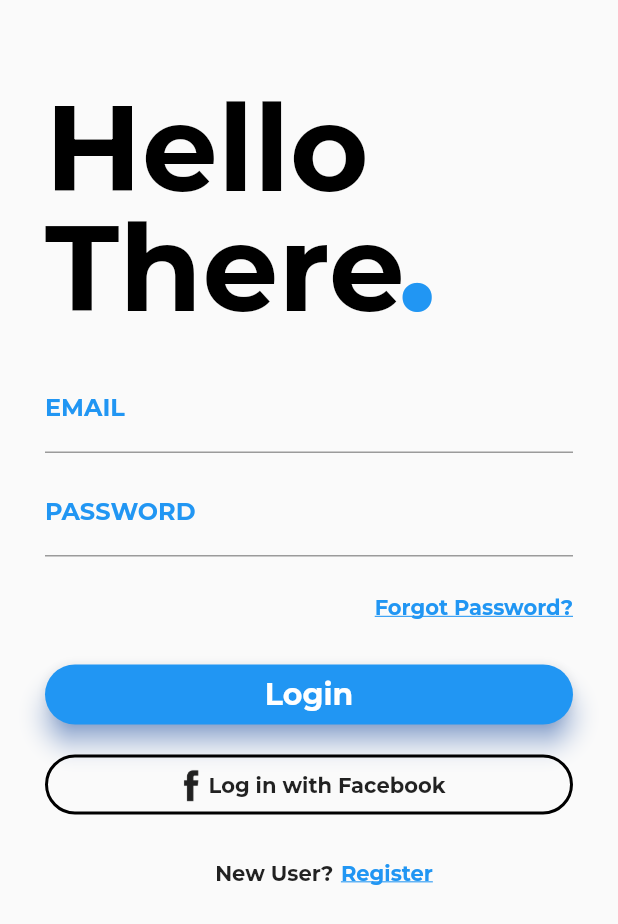
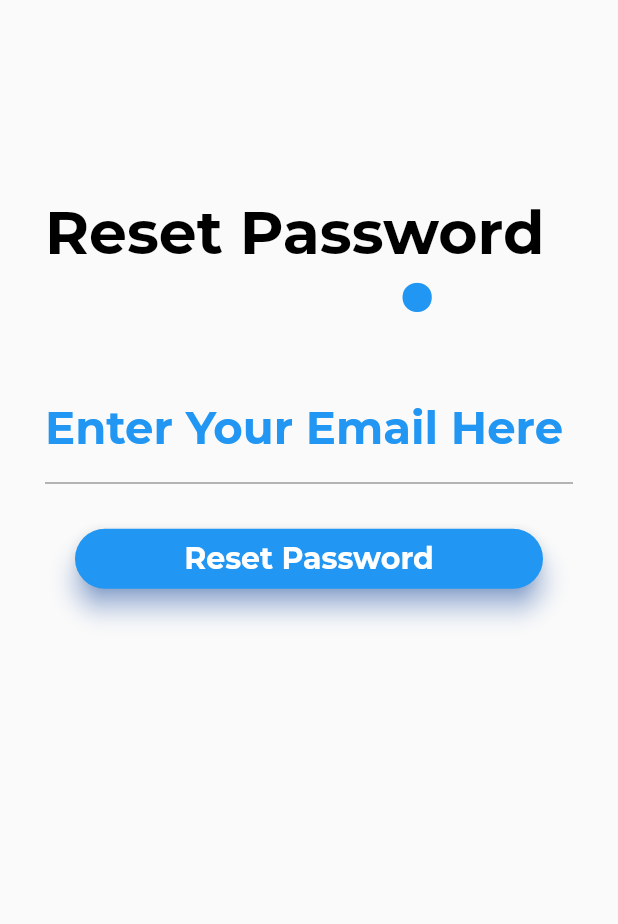
Before and after one commit to Ishwam-Garg/Student_Portal_App, a Flutter app: the screen it shows after launch, after a tap on "Forgot Password?", on a phone screen of 412 x 824 dp. Shown: the top 924 px of the screen. Run offline on Flutter 3.47's test engine with Material 2 defaults, Android fonts, the phone set to English and light mode, and no system bars; our stand-ins replace email_validator, firebase_auth, firebase_core, firebase_database, fluttertoast, google_fonts and 1 more; missing offline and left inert: dart:html; accounts and stored records are empty.

Commit message:
Adding Password Reset

```diff
--- /dev/null
+++ b/lib/Services/reset_password.dart
@@ -0,0 +1,102 @@
+import 'package:student_portal/login_page.dart';
+import 'package:firebase_auth/firebase_auth.dart';
+import 'package:flutter/material.dart';
+import 'package:google_fonts/google_fonts.dart';
+import 'package:email_validator/email_validator.dart';
+import 'package:student_portal/login_page.dart';
+import 'package:fluttertoast/fluttertoast.dart';
+
+
+class reset extends StatefulWidget {
+  @override
+  _resetState createState() => _resetState();
+}
+
+class _resetState extends State<reset> {
+
+  final _formKey2 = GlobalKey<FormState>();
+  String reset_email;
+  @override
+  Widget build(BuildContext context) {
+    return Scaffold(
+      resizeToAvoidBottomInset: false,
+      body: SingleChildScrollView(
+        child: Column(
+          crossAxisAlignment: CrossAxisAlignment.start,
+          children: <Widget>[
+            Container(
+              child: Stack(
+                children: <Widget>[
+                  SizedBox(height: 50,),
+                  Container(
+                    padding: EdgeInsets.only(top: 130,left: 30),
+                    child: Text('Reset Password',style: GoogleFonts.montserrat(fontSize: 40,fontWeight: FontWeight.bold,color: Colors.black),),
+                  ),
+                  Container(
+                    padding: EdgeInsets.only(top: 110,left: 265),
+                    child: Text('.',style: GoogleFonts.montserrat(fontSize: 100,fontWeight: FontWeight.bold,color: Colors.blue),),
+                  ),],),),
+            Container(
+              padding: EdgeInsets.only(top: 20,left: 30,right: 30),
+              child: Column(
+                children: <Widget> [
+                  Form(
+                      key: _formKey2,
+                      child: TextFormField(
+                        showCursor: true,
+                        //Validation
+                        validator: (value){
+                          if (EmailValidator.validate(value)!=true)
+                          {
+                            return "Enter a valid email";
+                          }
+                          return null;
+                        },
+                        onChanged: (val){
+                          setState(() {
+                            reset_email = val;
+                          });
+                        },
+                        //Decoration
+                        decoration: InputDecoration(
+                          labelText: 'Enter Your Email Here',
+                          labelStyle: GoogleFonts.montserrat(color: Colors.blue,fontWeight: FontWeight.bold,fontSize: 30),
+                          hintText: 'abc@xyz.com',
+                          hintStyle: GoogleFonts.montserrat(),
+                          focusedBorder: UnderlineInputBorder(
+                            borderSide: BorderSide(
+                              color: Colors.green,
+                            ),),),
+                      ),
+                  ),
+                  SizedBox(height: 30,),
+                  Container(
+                    alignment: Alignment.center,
+                    padding: EdgeInsets.only(left: 20,right: 20,top: 0),
+                    height: 40,
+                    child: Material(
+                      color: Colors.blue,
+                      borderRadius: BorderRadius.circular(20.0),
+                      shadowColor: Colors.blueAccent,
+                      elevation: 7.0,
+                      child: GestureDetector(
+                        onTap: () async {
+                          if(_formKey2.currentState.validate())
+                          {
+                              //User _user = await FirebaseAuth.instance.sendPasswordResetEmail(email: reset_email);
+                          }
+                        },//place login here
+                        child: Center(
+                          child: Text('Reset Password',style: GoogleFonts.montserrat(fontWeight: FontWeight.bold,fontSize: 20,color: Colors.white),),),
+                      ),),
+                  ),
+                  SizedBox(height: 30,),
+                ],
+              ),
+            ),
+          ],
+        ),
+      ),
+    );
+  }
+}
--- a/lib/login_page.dart
+++ b/lib/login_page.dart
@@ -7,6 +7,7 @@ import 'homepage.dart';
 import 'package:email_validator/email_validator.dart';
 import 'package:firebase_auth/firebase_auth.dart';
 import 'package:fluttertoast/fluttertoast.dart';
+import 'Services/reset_password.dart';
 
 class Login extends StatefulWidget {
   @override
@@ -100,7 +101,11 @@ class _LoginState extends State<Login> {
                     alignment: Alignment.centerRight,
                     padding: EdgeInsets.only(left: 30,top: 15),
                     child: InkWell(
-                      onTap: (){},
+                      onTap: (){
+                        Navigator.push(context,
+                          MaterialPageRoute(builder: (context) => reset()),
+                        );
+                      },
                       child: Text('Forgot Password?',style: GoogleFonts.montserrat(
                           color: Colors.blue,fontWeight: FontWeight.bold,decoration: TextDecoration.underline),),
                     ),),
@@ -171,7 +176,15 @@ class _LoginState extends State<Login> {
                       ),
                       child: GestureDetector(
                         onTap: (){
-
+                          Fluttertoast.showToast(
+                            msg: 'Not Working Currently!!. Please login with email and Password',
+                            toastLength: Toast.LENGTH_LONG,
+                            gravity: ToastGravity.BOTTOM,
+                            textColor: Colors.white,
+                            fontSize: 20,
+                            timeInSecForIosWeb: 2,
+                            backgroundColor: Colors.red,
+                          );
                         },
                         child: Row(
                           mainAxisAlignment: MainAxisAlignment.center,
```
